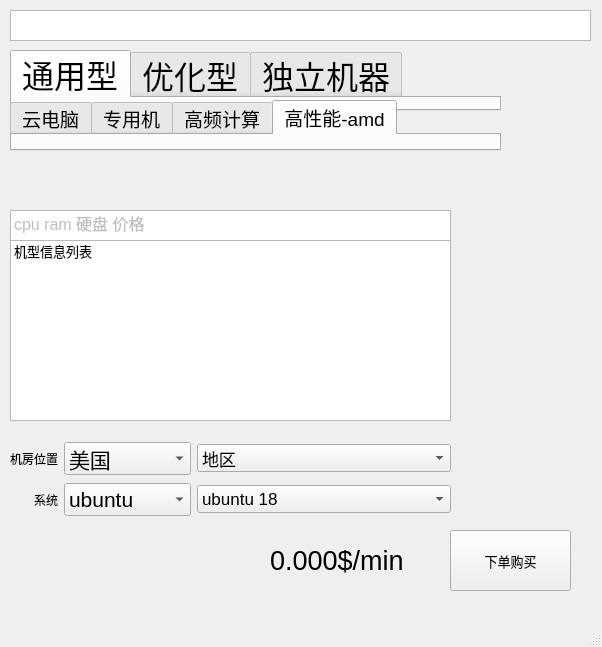
Above: vultrTool/pagebuy.ui from orange2c/vultrtool before the change. Below: the same form after it.
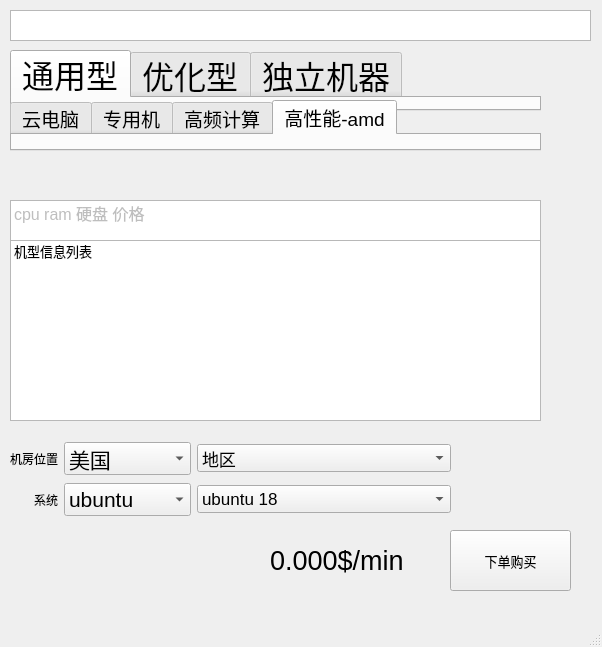
That is the form after the change.

```diff
--- a/vultrTool/pagebuy.ui
+++ b/vultrTool/pagebuy.ui
@@ -76,14 +76,17 @@
     <property name="geometry">
      <rect>
       <x>10</x>
-      <y>210</y>
-      <width>441</width>
-      <height>31</height>
+      <y>200</y>
+      <width>531</width>
+      <height>41</height>
      </rect>
     </property>
     <property name="toolTipDuration">
      <number>1</number>
     </property>
+    <property name="layoutDirection">
+     <enum>Qt::LeftToRight</enum>
+    </property>
     <property name="movement">
      <enum>QListView::Free</enum>
     </property>
@@ -112,7 +115,7 @@
      <rect>
       <x>10</x>
       <y>240</y>
-      <width>441</width>
+      <width>531</width>
       <height>181</height>
      </rect>
     </property>
@@ -256,7 +259,7 @@
      <rect>
       <x>10</x>
       <y>50</y>
-      <width>491</width>
+      <width>531</width>
       <height>61</height>
      </rect>
     </property>
@@ -317,7 +320,7 @@
      <rect>
       <x>10</x>
       <y>100</y>
-      <width>491</width>
+      <width>531</width>
       <height>51</height>
      </rect>
     </property>
@@ -378,17 +381,6 @@
      </attribute>
     </widget>
    </widget>
-   <widget class="QWidget" name="horizontalLayoutWidget">
-    <property name="geometry">
-     <rect>
-      <x>140</x>
-      <y>150</y>
-      <width>160</width>
-      <height>51</height>
-     </rect>
-    </property>
-    <layout class="QHBoxLayout" name="horizontalLayout"/>
-   </widget>
    <zorder>TAB_model1</zorder>
    <zorder>TAB_model2</zorder>
    <zorder>logEdit</zorder>
```
Left out of the diff: 3 changed lines with no effect on the pictures.
